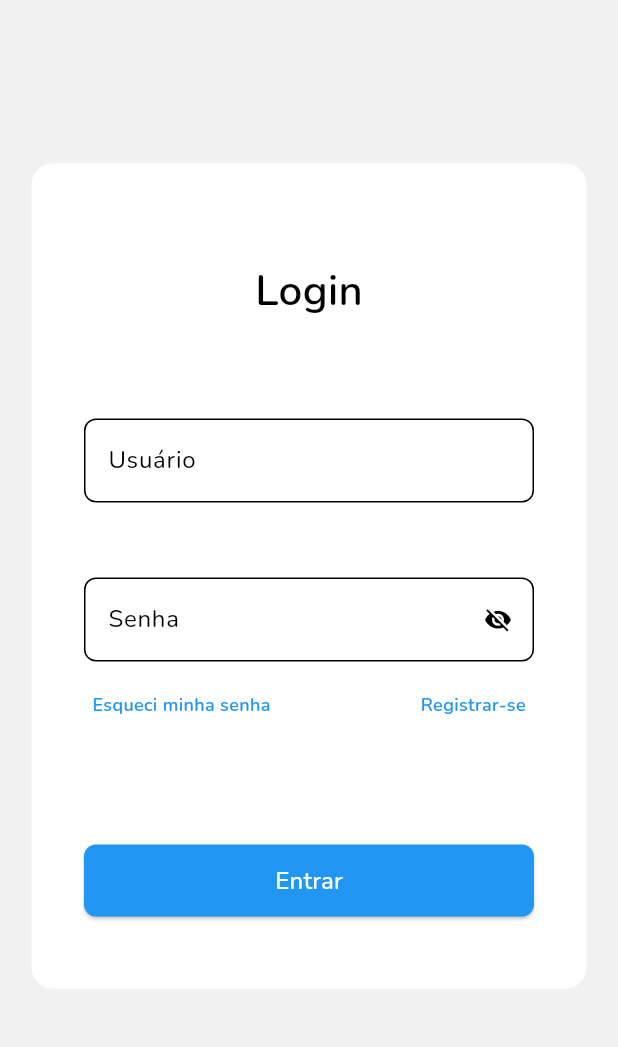
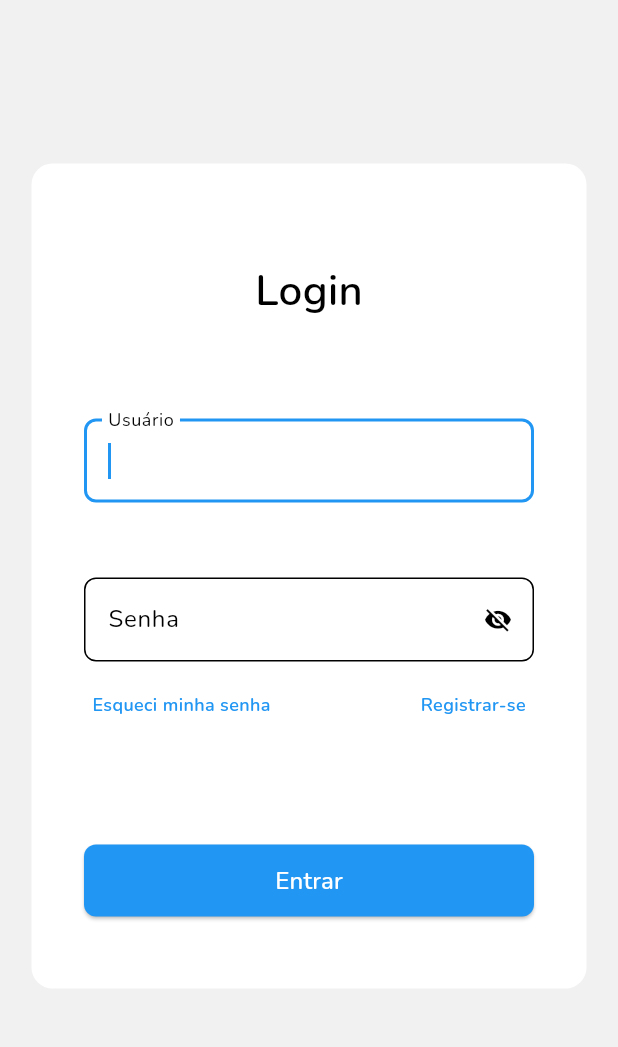
Before and after one commit to Roddzzz/lock-unlock-arduino, a Flutter app: the screen it shows after launch, on a phone screen of 412 x 824 dp, the part 84-1131 px from its top. Run offline on Flutter 3.47's test engine with Material 3 defaults, Android fonts, the phone set to English and light mode, and no system bars; our stand-ins replace google_fonts.

Commit message:
Alterando arquivos page para screen e criando validação padrão para funcionamento

```diff
--- a/lib/app_routes.dart
+++ b/lib/app_routes.dart
@@ -1,13 +1,13 @@
 import 'package:flutter/material.dart';
-import 'package:lock_unlock_gate/screens/lock_unlock_page.dart';
-import 'package:lock_unlock_gate/screens/login_page.dart';
+import 'package:lock_unlock_gate/screens/lock_unlock_screen.dart';
+import 'package:lock_unlock_gate/screens/login_screen.dart';
 
 class AppRoutes {
-  static const String loginPage = '/'; //Raiz do projeto, tela inicial do app
-  static const String lockUnlockPage = '/lockUnlock';
+  static const String loginScreen = '/'; //Raiz do projeto, tela inicial do app
+  static const String lockUnlockScreen = '/lockUnlock';
 
   static Map<String, WidgetBuilder> get routes => {
-    loginPage: (context) => LoginScreen(),
-    lockUnlockPage: (context) => LockScreen(),
+    loginScreen: (context) => LoginScreen(),
+    lockUnlockScreen: (context) => LockScreen(),
   };
 }
--- a/lib/main.dart
+++ b/lib/main.dart
@@ -18,7 +18,7 @@ class MyApp extends StatelessWidget {
     return MaterialApp(
       debugShowCheckedModeBanner: false,
       title: 'Lock Unlock Arduino',
-      initialRoute: AppRoutes.loginPage,
+      initialRoute: AppRoutes.loginScreen,
       routes: AppRoutes.routes,
     );
   }
--- a/lib/screens/lock_unlock_page.dart
+++ b/lib/screens/lock_unlock_screen.dart
@@ -20,7 +20,7 @@ class _LockScreenState extends State<LockScreen> {
         style: GoogleFonts.nunito(
           color: Provider.of<ThemeProvider>(context, listen: false)
               .appColors
-              .primaryTextColor,
+              .staticColorText,
           fontWeight: FontWeight.w600,
           fontSize: 14,
         ),
--- a/lib/screens/login_page.dart
+++ b/lib/screens/login_screen.dart
@@ -1,19 +1,79 @@
 import 'package:flutter/material.dart';
 import 'package:google_fonts/google_fonts.dart';
 import 'package:lock_unlock_gate/app_routes.dart';
-import 'package:provider/provider.dart';  // Importando o Provider
-import 'package:lock_unlock_gate/models/theme_provider.dart';  // Importe o ThemeProvider
+import 'package:provider/provider.dart';
+import 'package:lock_unlock_gate/models/theme_provider.dart';
 
-class LoginScreen extends StatelessWidget {
-  const LoginScreen({super.key});
+class LoginScreen extends StatefulWidget {
+  @override
+  _LoginScreenState createState() => _LoginScreenState();
+}
+
+class _LoginScreenState extends State<LoginScreen> {
+  bool _isObscureText = true;
+  final TextEditingController _controllerUser = TextEditingController();
+  final TextEditingController _controllerPassword = TextEditingController();
+  final FocusNode _focusNodeUser = FocusNode();
+
+  void _validateLogin() {
+    if (_controllerUser.text.trim() != "" && _controllerPassword.text != "") {
+      if (_controllerUser.text.trim() == "admin" &&
+          _controllerPassword.text == "admin") {
+        Navigator.pushNamed(context, AppRoutes.lockUnlockScreen);
+        _controllerUser.clear();
+        _controllerPassword.clear();
+      } else {
+        setState(() {
+          _showSnackbarInvalidLogin(context, "Usuário ou senha incorretos");
+        });
+        _controllerUser.clear();
+        _controllerPassword.clear();
+        _focusNodeUser.requestFocus();
+      }
+    } else {
+      setState(() {
+        _showSnackbarInvalidLogin(
+          context,
+          "Preencha todos os campos obrigatórios para Login",
+        );
+      });
+    }
+  }
+
+  @override
+  void dispose() {
+    _focusNodeUser.dispose();
+    _controllerPassword.dispose();
+    super.dispose();
+  }
+
+  void _showSnackbarInvalidLogin(BuildContext context, String message) {
+    final snackBar = SnackBar(
+      content: Text(
+        message,
+        textAlign: TextAlign.center,
+        style: GoogleFonts.nunito(
+          color:
+              Provider.of<ThemeProvider>(
+                context,
+                listen: false,
+              ).appColors.staticColorText,
+          fontWeight: FontWeight.w600,
+          fontSize: 14,
+        ),
+      ),
+      backgroundColor: Colors.red,
+      behavior: SnackBarBehavior.floating,
+      margin: EdgeInsets.symmetric(horizontal: 20, vertical: 10),
+      duration: Duration(seconds: 2),
+    );
+    ScaffoldMessenger.of(context).showSnackBar(snackBar);
+  }
 
   @override
   Widget build(BuildContext context) {
     // Acesse o tema atual do Provider
     final themeProvider = Provider.of<ThemeProvider>(context);
-    final isDarkMode = themeProvider.isDarkMode;
-
-    // Aplique as cores com base no tema atual
     final appColors = themeProvider.appColors;
 
     return Scaffold(
@@ -32,7 +92,9 @@ class LoginScreen extends StatelessWidget {
             padding: EdgeInsets.only(right: 9.0),
             child: IconButton(
               icon: Icon(
-                isDarkMode ? Icons.light_mode_outlined : Icons.dark_mode_outlined,
+                themeProvider.isDarkMode
+                    ? Icons.light_mode_outlined
+                    : Icons.dark_mode_outlined,
                 color: appColors.staticColorText,
               ),
               onPressed: () {
@@ -70,6 +132,10 @@ class LoginScreen extends StatelessWidget {
                 child: SizedBox(
                   width: 300,
                   child: TextField(
+                    onSubmitted: (_) => {_validateLogin()},
+                    autofocus: true,
+                    focusNode: _focusNodeUser,
+                    controller: _controllerUser,
                     cursorColor: appColors.appBarColor,
                     style: GoogleFonts.nunito(
                       fontSize: 16,
@@ -103,7 +169,9 @@ class LoginScreen extends StatelessWidget {
                 child: SizedBox(
                   width: 300,
                   child: TextField(
-                    obscureText: true,
+                    onSubmitted: (_) => _validateLogin(),
+                    controller: _controllerPassword,
+                    obscureText: _isObscureText,
                     cursorColor: appColors.appBarColor,
                     style: GoogleFonts.nunito(
                       fontSize: 16,
@@ -117,11 +185,17 @@ class LoginScreen extends StatelessWidget {
                       ),
                       suffixIcon: IconButton(
                         icon: Icon(
-                          Icons.visibility_off,
+                          _isObscureText
+                              ? Icons.visibility_off
+                              : Icons.visibility_outlined,
                           color: appColors.secondaryColorText,
                           size: 19,
                         ),
-                        onPressed: () {},
+                        onPressed: () {
+                          setState(() {
+                            _isObscureText = !_isObscureText;
+                          });
+                        },
                       ),
                       enabledBorder: OutlineInputBorder(
                         borderRadius: BorderRadius.circular(8.0),
@@ -172,7 +246,7 @@ class LoginScreen extends StatelessWidget {
                   width: 300,
                   child: ElevatedButton(
                     onPressed: () {
-                      Navigator.pushNamed(context, AppRoutes.lockUnlockPage);
+                      _validateLogin();
                     },
                     child: Text(
                       'Entrar',
```
